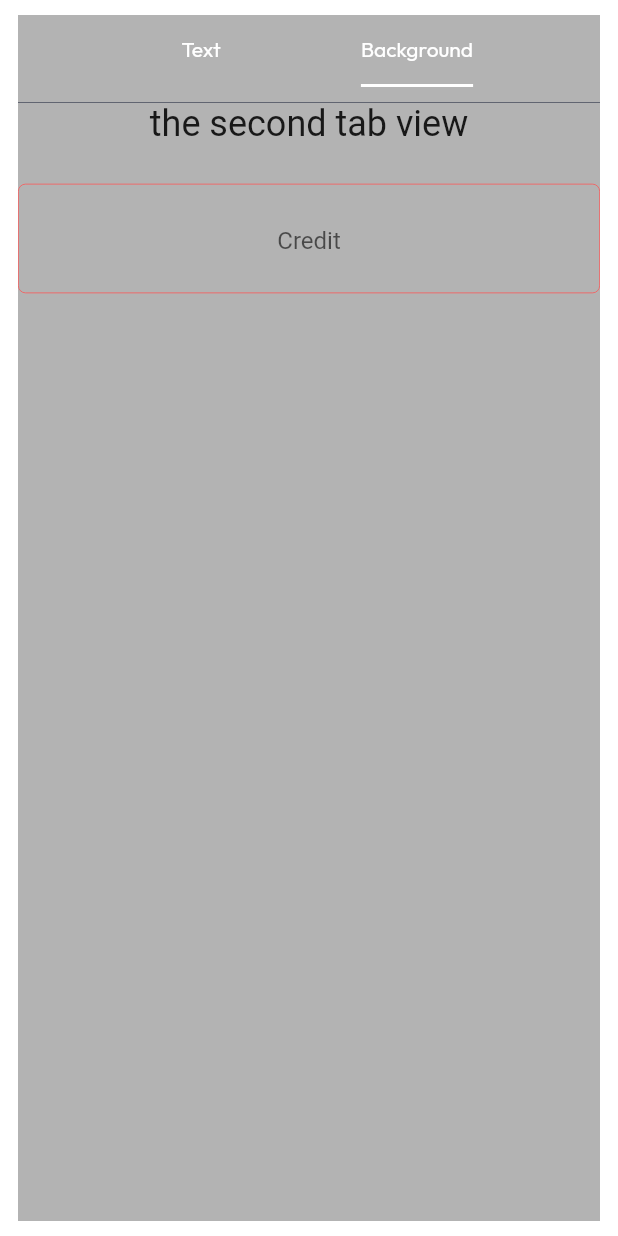
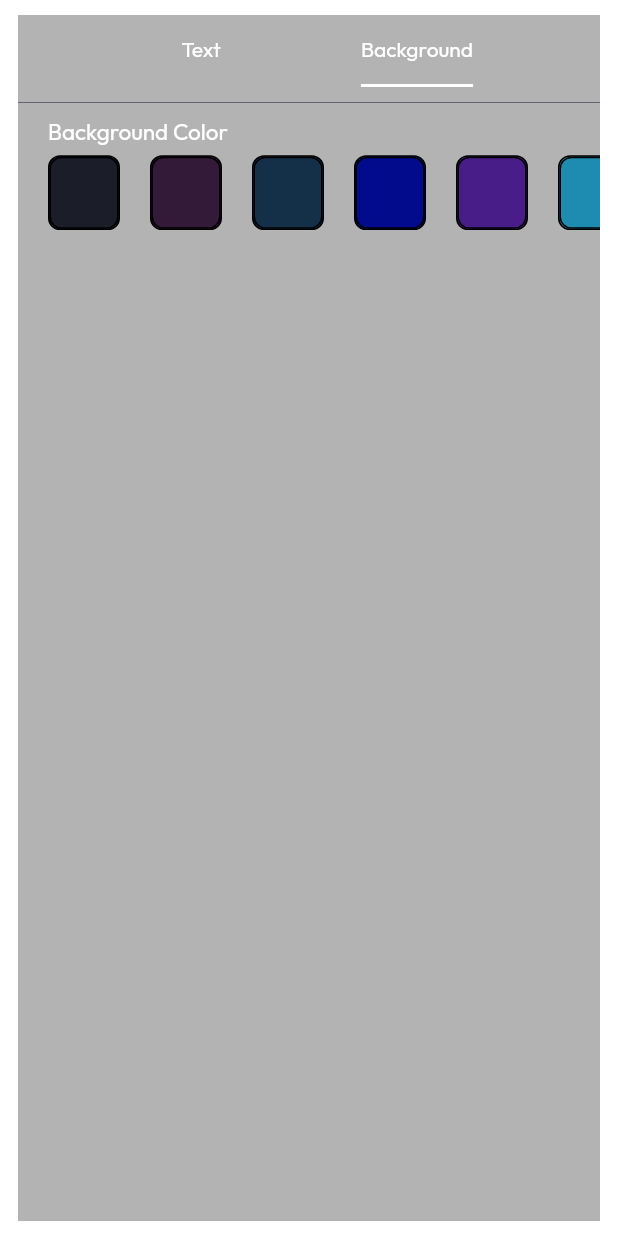
Before and after one commit to BrzhBrzh23/led_banner, a Flutter app: the CustomBottomSheet screen opened directly, tab 2 chosen, on a phone screen of 412 x 824 dp. Run offline on Flutter 3.47's test engine with Material 2 defaults, Android fonts, the light colour scheme and no system bars; our stand-ins replace auto_route, get, google_fonts, marquee; project files that could hold a hidden picture were left out.

Commit message:
Added Background Color Button

```diff
--- a/lib/home/banner/editor_screen.dart
+++ b/lib/home/banner/editor_screen.dart
@@ -30,9 +30,14 @@ class _EditorScreenState extends State<EditorScreen> {
 
   @override
   Widget build(BuildContext context) {
+    return GetBuilder<EditorController>(
+      builder: (controller) {
         return Stack(
           children: [
-        Center(
+            Container(
+              decoration:
+                  BoxDecoration(color: editorController.backgroundColor.value),
+              child: Center(
                 child: SingleChildScrollView(
                   child: Flex(
                     direction: Axis.horizontal,
@@ -40,40 +45,45 @@ class _EditorScreenState extends State<EditorScreen> {
                       SizedBox(
                           height: MediaQuery.of(context).size.height,
                           width: MediaQuery.of(context).size.width,
-                    child: GetBuilder<EditorController>(
-                      builder: (controller) => Center(
-                        child: (editorController.isAnimated.value == false ||
+                          child: Center(
+                              child: (editorController.isAnimated.value ==
+                                          false ||
                                       editorController.text.value == '')
                                   ? ((editorController.isRotated.value == false)
                                       ? Text(editorController.text.value,
-                                    style: editorController.fontStyle.value)
+                                          style:
+                                              editorController.fontStyle.value)
                                       : RotatedBox(
                                           quarterTurns: 1,
-                                    child: Text(editorController.text.value,
-                                        style:
-                                            editorController.fontStyle.value),
+                                          child: Text(
+                                              editorController.text.value,
+                                              style: editorController
+                                                  .fontStyle.value),
                                         ))
                                   : ((editorController.isRotated.value == false)
                                       ? Marquee(
                                           text: editorController.text.value,
-                                    style: editorController.fontStyle.value,
-                                    velocity:
-                                        editorController.animationSpeed.value,
+                                          style:
+                                              editorController.fontStyle.value,
+                                          velocity: editorController
+                                              .animationSpeed.value,
                                           blankSpace: 150,
                                         )
                                       : RotatedBox(
                                           quarterTurns: 1,
                                           child: Marquee(
                                             text: editorController.text.value,
-                                      style: editorController.fontStyle.value,
-                                      velocity:
-                                          editorController.animationSpeed.value,
+                                            style: editorController
+                                                .fontStyle.value,
+                                            velocity: editorController
+                                                .animationSpeed.value,
                                             blankSpace: 150,
                                           ),
                                         )),
                             ),
-                    )),
+                          ),
                     ],
+                  ),
                 ),
               ),
             ),
@@ -118,8 +128,8 @@ class _EditorScreenState extends State<EditorScreen> {
                         height: 60,
                         child: DecoratedBox(
                           decoration: BoxDecoration(
-                          border:
-                              Border.all(color: Color.fromRGBO(45, 42, 56, 1)),
+                              border: Border.all(
+                                  color: Color.fromRGBO(45, 42, 56, 1)),
                               borderRadius: BorderRadius.circular(8),
                               color: Color.fromRGBO(45, 42, 56, 1)),
                           child: InkWell(
@@ -140,8 +150,8 @@ class _EditorScreenState extends State<EditorScreen> {
                         height: 60,
                         child: DecoratedBox(
                           decoration: BoxDecoration(
-                        border:
-                            Border.all(color: Color.fromRGBO(45, 42, 56, 1)),
+                            border: Border.all(
+                                color: Color.fromRGBO(45, 42, 56, 1)),
                             borderRadius: BorderRadius.circular(8),
                             color: Color.fromRGBO(45, 42, 56, 1),
                           ),
@@ -163,5 +173,7 @@ class _EditorScreenState extends State<EditorScreen> {
             ),
           ],
         );
+      },
+    );
   }
 }
--- a/lib/home/banner/widgets/animation_button_widget.dart
+++ b/lib/home/banner/widgets/animation_button_widget.dart
@@ -46,7 +46,7 @@ class AnimationButtonTile extends StatelessWidget {
                 editorController.animateSpeed(speed, isAnimated);
               },
               child:
-                  Text((speed == 0)?'Still':(speed/100).toString(), style: GoogleFonts.outfit(color: Colors.white)))),
+                  Text((speed == 0)?'Still':(speed/200).toString(), style: GoogleFonts.outfit(color: Colors.white)))),
     );
   }
 }
--- /dev/null
+++ b/lib/home/banner/widgets/background_color_button_widget.dart
@@ -0,0 +1,61 @@
+import 'package:flutter/material.dart';
+import 'package:get/get.dart';
+import 'package:google_fonts/google_fonts.dart';
+import 'package:led_banner/home/controllers/editor_controller.dart';
+
+class BackgroundColorButton {
+  BackgroundColorButton(this.color);
+
+  final Color color;
+}
+
+final List<BackgroundColorButton> backgroundColorButtons = [
+  BackgroundColorButton(Color.fromRGBO(27, 29, 41, 1)),
+  BackgroundColorButton(Color.fromRGBO(51, 26, 56, 1)),
+  BackgroundColorButton(Color.fromRGBO(20, 47, 72, 1)),
+  BackgroundColorButton(Color.fromRGBO(1, 11, 139, 1)),
+  BackgroundColorButton(Color.fromRGBO(73, 29, 136, 1)),
+  BackgroundColorButton(Color.fromRGBO(30, 140, 176, 1)),
+  BackgroundColorButton(Color.fromRGBO(11, 231, 251, 1)),
+  BackgroundColorButton(Color.fromRGBO(254, 204, 80, 1)),
+  BackgroundColorButton(Color.fromRGBO(245, 193, 240, 1)),
+  BackgroundColorButton(Color.fromRGBO(233, 83, 218, 1)),
+  BackgroundColorButton(Color.fromRGBO(76, 68, 207, 1)),
+  BackgroundColorButton(Color.fromRGBO(250, 68, 140, 1)),
+];
+
+class BackgroundColorButtonTile extends StatelessWidget {
+  EditorController editorController = Get.put(EditorController());
+
+  final Color color;
+
+  BackgroundColorButtonTile({
+    Key? key,
+    required this.color,
+  }) : super(key: key);
+
+  @override
+  Widget build(BuildContext context) {
+    return Padding(
+      padding: const EdgeInsets.only(left: 20),
+      child: Container(
+          height: 48,
+          width: 48,
+          decoration: BoxDecoration(
+              borderRadius: BorderRadius.circular(8),
+              border: Border.all(),
+              color: color),
+          child: GestureDetector(
+              onTap: () {
+                editorController.setBackgroundColor(color);
+              },
+              child: Container(
+                decoration: BoxDecoration(
+                    borderRadius: BorderRadius.circular(8),
+                    border: Border.all(),
+                    color: color),
+
+              ))),
+    );
+  }
+}
--- a/lib/home/banner/widgets/bottom_sheet_widget.dart
+++ b/lib/home/banner/widgets/bottom_sheet_widget.dart
@@ -2,6 +2,7 @@ import 'package:flutter/material.dart';
 import 'package:get/get.dart';
 import 'package:google_fonts/google_fonts.dart';
 import 'package:led_banner/home/banner/widgets/animation_button_widget.dart';
+import 'package:led_banner/home/banner/widgets/background_color_button_widget.dart';
 import 'package:led_banner/home/banner/widgets/color_button_widget.dart';
 import 'package:led_banner/home/banner/widgets/font_button_widget.dart';
 import 'package:led_banner/home/banner/widgets/fontsize_button_widget.dart';
@@ -25,7 +26,8 @@ class CustomBottomSheet extends StatelessWidget {
         child: DefaultTabController(
             length: 2,
             child: Padding(
-            padding: const EdgeInsets.symmetric(vertical: 10, horizontal: 12),
+                padding:
+                    const EdgeInsets.symmetric(vertical: 10, horizontal: 12),
                 child: Scaffold(
                   resizeToAvoidBottomInset: true,
                   appBar: TabBar(
@@ -56,8 +58,7 @@ class CustomBottomSheet extends StatelessWidget {
                                 top: BorderSide(
                                     color: Color.fromRGBO(69, 75, 91, 1),
                                     width: .5))),
-                    child: TabBarView(
-                      children: <Widget>[
+                        child: TabBarView(children: <Widget>[
                           SingleChildScrollView(
                               child: Column(
                             children: <Widget>[
@@ -68,7 +69,8 @@ class CustomBottomSheet extends StatelessWidget {
                                     alignment: Alignment.centerLeft,
                                     child: Text('Font',
                                         style: GoogleFonts.outfit(
-                                          fontSize: 15, color: Colors.white))),
+                                            fontSize: 15,
+                                            color: Colors.white))),
                               ),
                               Container(
                                 height: 50,
@@ -77,7 +79,8 @@ class CustomBottomSheet extends StatelessWidget {
                                   itemBuilder: ((context, index) =>
                                       FontButtonTile(
                                         name: fontbuttons[index].name,
-                                      fontFamily: fontbuttons[index].fontFamily,
+                                        fontFamily:
+                                            fontbuttons[index].fontFamily,
                                       )),
                                   scrollDirection: Axis.horizontal,
                                   shrinkWrap: true,
@@ -90,7 +93,8 @@ class CustomBottomSheet extends StatelessWidget {
                                     alignment: Alignment.centerLeft,
                                     child: Text('Font Size',
                                         style: GoogleFonts.outfit(
-                                          fontSize: 15, color: Colors.white))),
+                                            fontSize: 15,
+                                            color: Colors.white))),
                               ),
                               Container(
                                 height: 50,
@@ -112,7 +116,8 @@ class CustomBottomSheet extends StatelessWidget {
                                     alignment: Alignment.centerLeft,
                                     child: Text('Font Color',
                                         style: GoogleFonts.outfit(
-                                          fontSize: 15, color: Colors.white))),
+                                            fontSize: 15,
+                                            color: Colors.white))),
                               ),
                               Container(
                                 height: 50,
@@ -133,7 +138,8 @@ class CustomBottomSheet extends StatelessWidget {
                                     alignment: Alignment.centerLeft,
                                     child: Text('Effect',
                                         style: GoogleFonts.outfit(
-                                          fontSize: 15, color: Colors.white))),
+                                            fontSize: 15,
+                                            color: Colors.white))),
                               ),
                               Container(
                                 alignment: Alignment.centerLeft,
@@ -156,7 +162,8 @@ class CustomBottomSheet extends StatelessWidget {
                                     alignment: Alignment.centerLeft,
                                     child: Text('Text Direction',
                                         style: GoogleFonts.outfit(
-                                          fontSize: 15, color: Colors.white))),
+                                            fontSize: 15,
+                                            color: Colors.white))),
                               ),
                               Container(
                                 alignment: Alignment.centerLeft,
@@ -176,18 +183,19 @@ class CustomBottomSheet extends StatelessWidget {
                                     alignment: Alignment.centerLeft,
                                     child: Text('Speed',
                                         style: GoogleFonts.outfit(
-                                          fontSize: 15, color: Colors.white))),
+                                            fontSize: 15,
+                                            color: Colors.white))),
                               ),
                               Container(
                                 alignment: Alignment.centerLeft,
                                 height: 50,
                                 child: ListView.builder(
-
                                   itemCount: animationButtons.length,
                                   itemBuilder: ((context, index) =>
                                       AnimationButtonTile(
                                         speed: animationButtons[index].speed,
-                                      isAnimated: animationButtons[index].isAnimated,
+                                        isAnimated:
+                                            animationButtons[index].isAnimated,
                                       )),
                                   scrollDirection: Axis.horizontal,
                                   shrinkWrap: true,
@@ -195,44 +203,36 @@ class CustomBottomSheet extends StatelessWidget {
                               ),
                             ],
                           )),
-                        Column(
+                          SingleChildScrollView(
+                            child: Column(
                               children: <Widget>[
-                            Text(
-                              'the second tab view',
-                              style: TextStyle(fontSize: 24),
+                                 Padding(
+                                padding: const EdgeInsets.only(
+                                    left: 20, top: 10, bottom: 6),
+                                child: Align(
+                                    alignment: Alignment.centerLeft,
+                                    child: Text('Background Color',
+                                        style: GoogleFonts.outfit(
+                                            fontSize: 15,
+                                            color: Colors.white))),
                               ),
-                            SizedBox(height: 26),
                               Container(
-                                height: 73,
-                                width: MediaQuery.of(context).size.width - 24,
-                                decoration: BoxDecoration(
-                                    borderRadius: BorderRadius.circular(5),
-                                    border: Border.all(
-                                        width: 0.5, color: Colors.redAccent)),
-                                child: Align(
-                                  alignment: Alignment.center,
-                                  child: TextField(
-                                    maxLength: 30,
-                                    enableInteractiveSelection: false,
-                                    keyboardType: TextInputType.number,
-                                    style: TextStyle(height: 1.6),
-                                    cursorColor: Colors.green[800],
-                                    textAlign: TextAlign.center,
-                                    autofocus: false,
-                                    decoration: InputDecoration(
-                                      border: InputBorder.none,
-                                      hintText: 'Credit',
-                                      counterText: "",
+                                height: 50,
+                                child: ListView.builder(
+                                  itemCount: backgroundColorButtons.length,
+                                  itemBuilder: ((context, index) =>
+                                      BackgroundColorButtonTile(
+                                        color: backgroundColorButtons[index].color,
+                                      )),
+                                  scrollDirection: Axis.horizontal,
+                                  shrinkWrap: true,
                                 ),
                               ),
-                                )),
-                          ],
-                        )
                               ],
                             ),
                           ),
-                )),
+                        ])),
                   ),
-        ));
+                ))));
   }
 }
--- a/lib/home/controllers/editor_controller.dart
+++ b/lib/home/controllers/editor_controller.dart
@@ -34,6 +34,7 @@ class EditorController extends GetxController {
   var isRotated = false.obs;
   var isAnimated = false.obs;
   var animationSpeed = 0.0.obs;
+  var backgroundColor = Color.fromRGBO(27, 29, 41, 1).obs;
 
   makeFontFamily(String family) {
     fontStyle.value.fontFamily = family;
@@ -93,4 +94,10 @@ class EditorController extends GetxController {
     print(animationSpeed.value);
   }
 
+  setBackgroundColor(Color color){
+    backgroundColor.value = color;
+    update();
+    print(backgroundColor.value);
+  }
+
 }
--- a/pubspec.yaml
+++ b/pubspec.yaml
@@ -40,6 +40,7 @@ dependencies:
   cupertino_icons: ^1.0.2
   get: ^4.6.5
   marquee: ^2.2.3
+  video_player: ^2.4.7
 
 dev_dependencies:
   flutter_test:
```
Also changed, not shown: pubspec.lock. Lines whose indentation alone changed are shown as unchanged.
